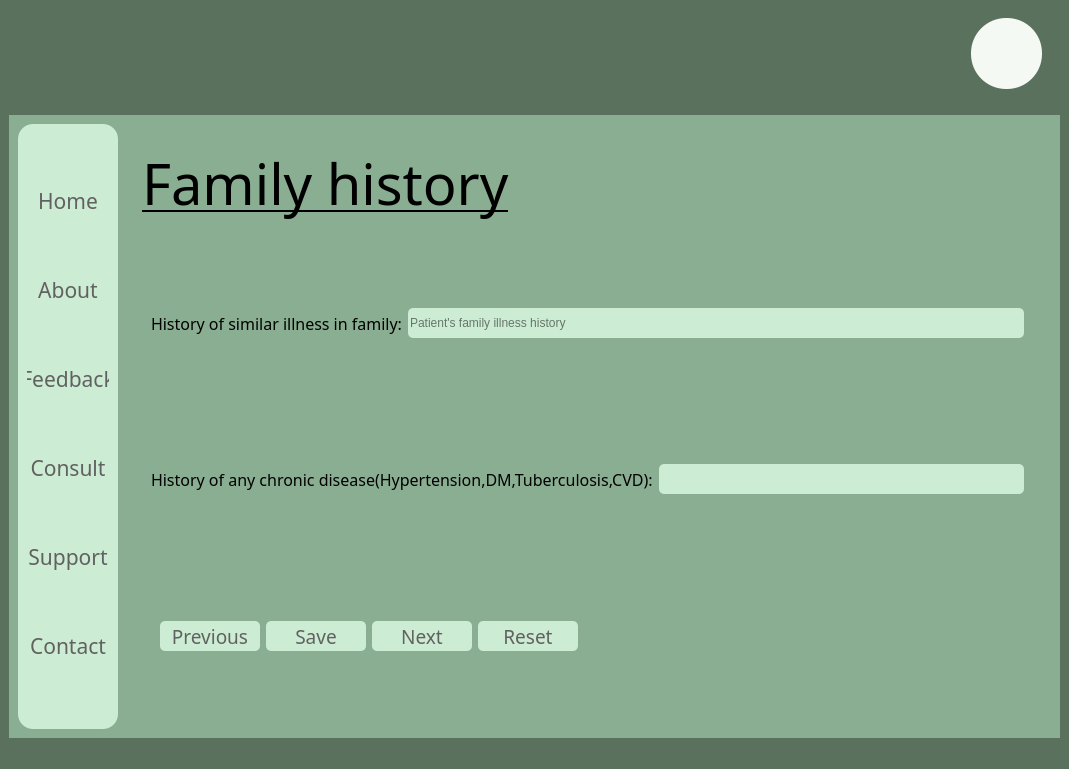
srishtiigautam/restorehealth, file Patient_info_edit3.ui: the form before one commit.
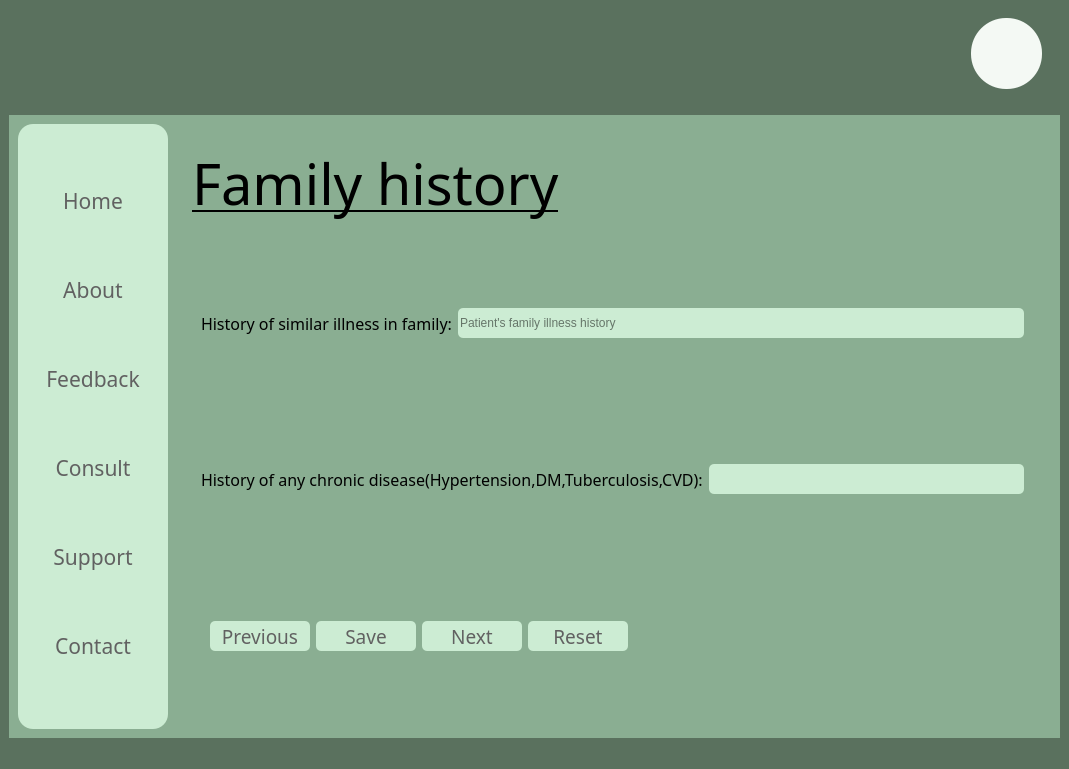
The form after the commit. Icons and pictures are not drawn.

What changed in the file:
```diff
--- a/Patient_info_edit3.ui
+++ b/Patient_info_edit3.ui
@@ -186,6 +186,12 @@
       <layout class="QHBoxLayout" name="horizontalLayout">
        <item>
         <widget class="QFrame" name="frame_3">
+         <property name="minimumSize">
+          <size>
+           <width>150</width>
+           <height>0</height>
+          </size>
+         </property>
          <property name="maximumSize">
           <size>
            <width>100</width>
```
Left out of the diff: 2 changed lines with no effect on the pictures.
